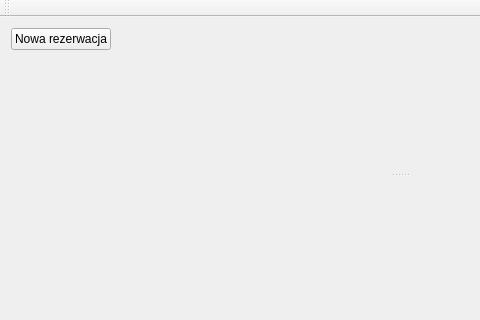
The window that src/ui/MainWindow.ui (Skwara/HoteleADC) describes before a commit, drawn with Qt 5; both pictures show x 0 to 480 and y 0 to 320 of the 800 by 600 pixel window.
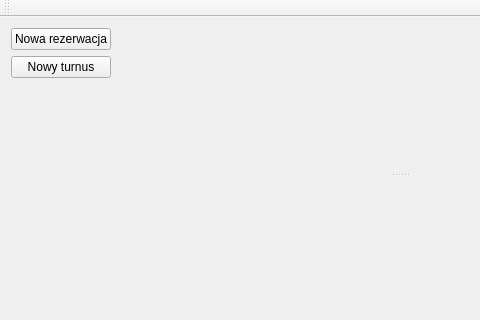
The same window after the commit.

Commit message: Add batch reservation dialog

```diff
--- a/src/ui/MainWindow.ui
+++ b/src/ui/MainWindow.ui
@@ -28,7 +28,7 @@
       </property>
      </widget>
     </item>
-    <item row="1" column="0">
+    <item row="2" column="0">
      <spacer name="verticalSpacer">
       <property name="orientation">
        <enum>Qt::Vertical</enum>
@@ -44,7 +44,7 @@
       </property>
      </spacer>
     </item>
-    <item row="0" column="1" rowspan="2">
+    <item row="0" column="1" rowspan="3">
      <spacer name="horizontalSpacer">
       <property name="orientation">
        <enum>Qt::Horizontal</enum>
@@ -57,6 +57,13 @@
       </property>
      </spacer>
     </item>
+    <item row="1" column="0">
+     <widget class="QPushButton" name="newBatchButton">
+      <property name="text">
+       <string>Nowy turnus</string>
+      </property>
+     </widget>
+    </item>
    </layout>
   </widget>
   <widget class="QMenuBar" name="menuBar">
```
The commit also changes 25 other files.
